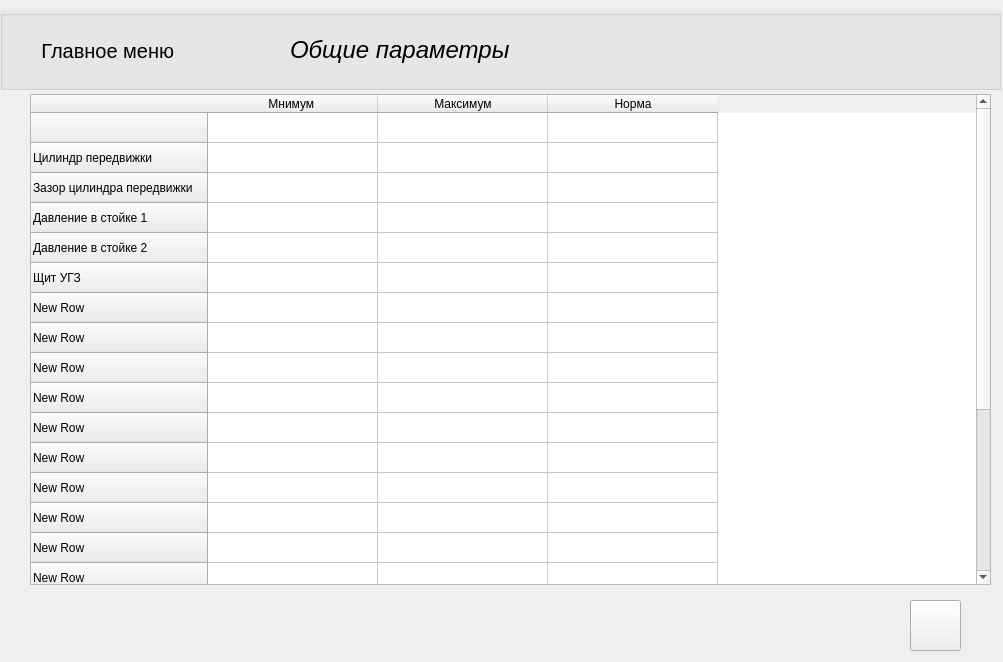
First picture: the form in view/ifc/all parameter.ui, repository ilyababich21/NIva1, before the edit.
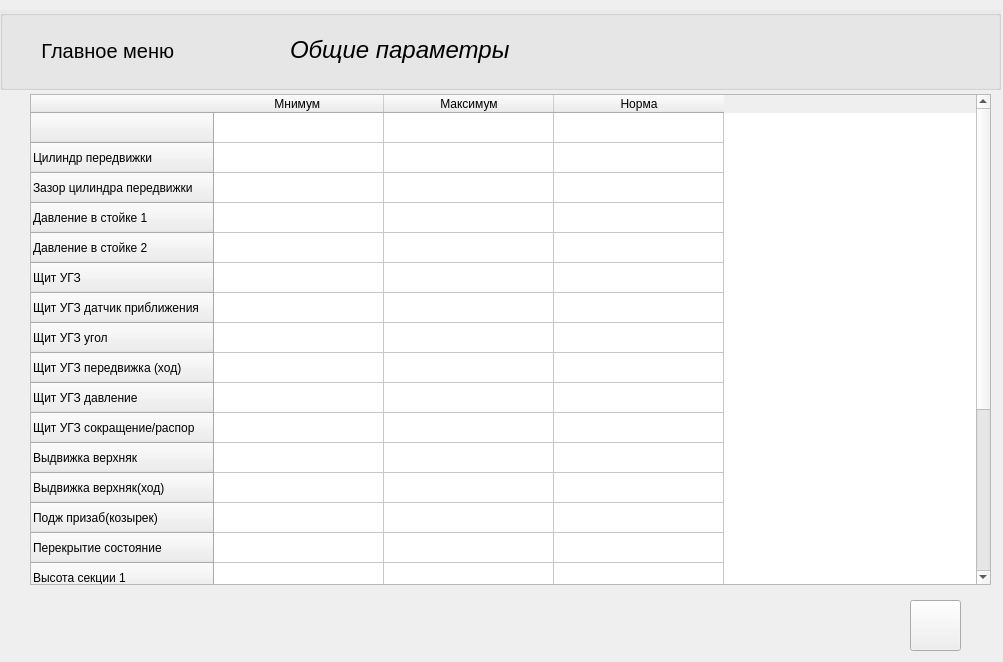
Second picture: the form after the edit. Icons and pictures are not drawn.

Patch:
```diff
--- a/view/ifc/all parameter.ui
+++ b/view/ifc/all parameter.ui
@@ -64,62 +64,62 @@
     </row>
     <row>
      <property name="text">
-      <string>New Row</string>
+      <string>Щит УГЗ датчик приближения</string>
      </property>
     </row>
     <row>
      <property name="text">
-      <string>New Row</string>
+      <string>Щит УГЗ угол</string>
      </property>
     </row>
     <row>
      <property name="text">
-      <string>New Row</string>
+      <string>Щит УГЗ передвижка (ход)</string>
      </property>
     </row>
     <row>
      <property name="text">
-      <string>New Row</string>
+      <string>Щит УГЗ давление</string>
      </property>
     </row>
     <row>
      <property name="text">
-      <string>New Row</string>
+      <string>Щит УГЗ сокращение/распор</string>
      </property>
     </row>
     <row>
      <property name="text">
-      <string>New Row</string>
+      <string>Выдвижка верхняк</string>
      </property>
     </row>
     <row>
      <property name="text">
-      <string>New Row</string>
+      <string>Выдвижка верхняк(ход)</string>
      </property>
     </row>
     <row>
      <property name="text">
-      <string>New Row</string>
+      <string>Подж призаб(козырек)</string>
      </property>
     </row>
     <row>
      <property name="text">
-      <string>New Row</string>
+      <string>Перекрытие состояние</string>
      </property>
     </row>
     <row>
      <property name="text">
-      <string>New Row</string>
+      <string>Высота секции 1</string>
      </property>
     </row>
     <row>
      <property name="text">
-      <string>New Row</string>
+      <string>Высота секции 2</string>
      </property>
     </row>
     <row>
      <property name="text">
-      <string>New Row</string>
+      <string>Высота секции 3</string>
      </property>
     </row>
     <row>
```
